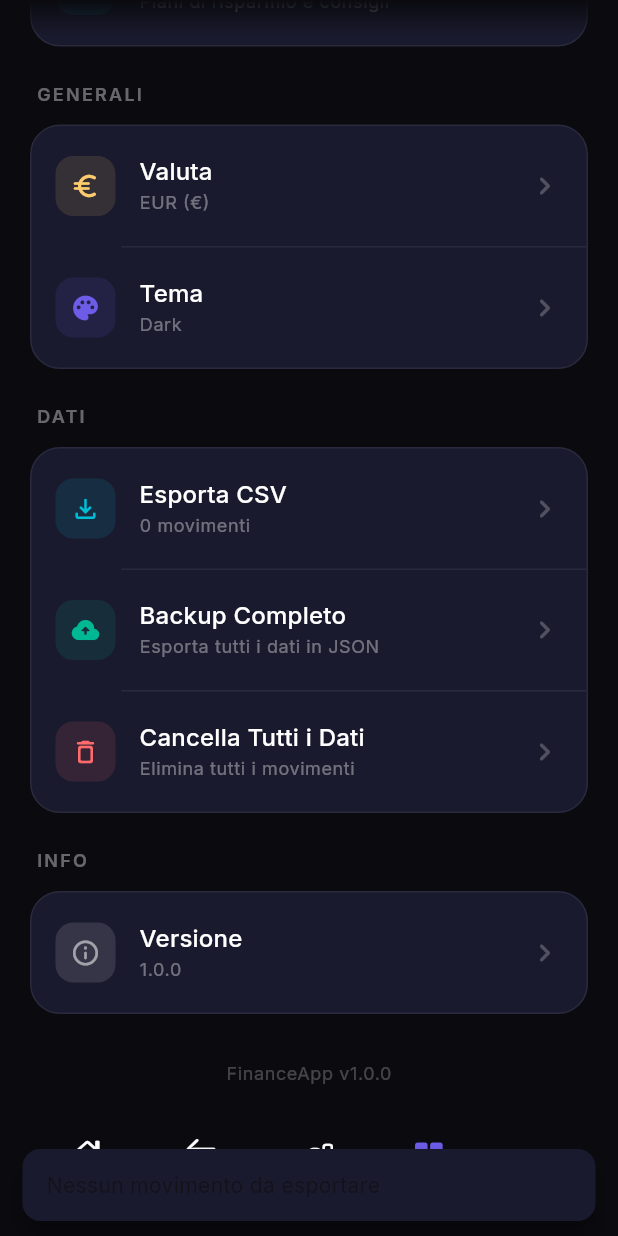
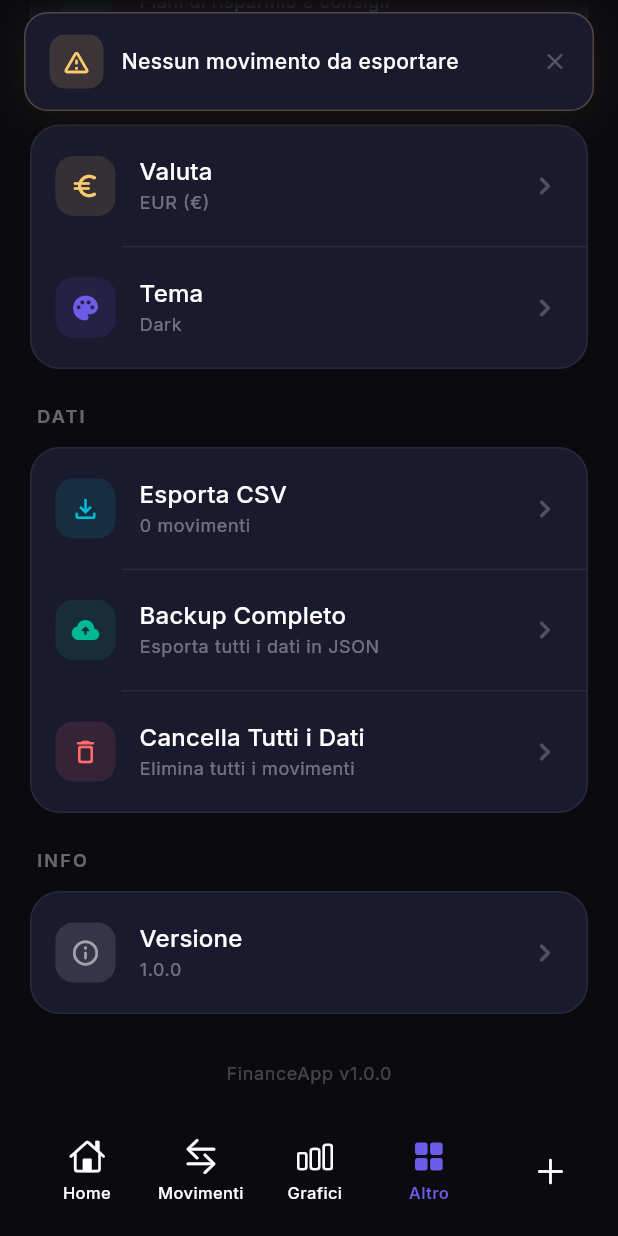
Before and after one commit to Thairyne0/finance_prj, a Flutter app: the SettingsScreen screen opened by its route, scrolled down 401 dp, after a tap on "Esporta CSV", on a phone screen of 412 x 824 dp. Run offline on Flutter 3.47's test engine with Material 3 defaults, Android fonts, the phone set to English and light mode, and no system bars; our stand-ins replace csv, fl_chart, flutter_riverpod, go_router, google_fonts, hive and 2 more; missing offline and left inert: liquid_glass_renderer, motor; accounts and stored records are empty.

Commit message:
Refactor notification system to use TmTopNotification for a modern overlay experience

```diff
--- a/lib/features/budget/screens/budget_screen.dart
+++ b/lib/features/budget/screens/budget_screen.dart
@@ -315,6 +315,7 @@ class _AddBudgetButton extends ConsumerWidget {
     showModalBottomSheet(
       context: context,
       isScrollControlled: true,
+      useSafeArea: true,
       backgroundColor: AppTheme.cardDark,
       shape: const RoundedRectangleBorder(
         borderRadius: BorderRadius.vertical(top: Radius.circular(24)),
--- a/lib/features/recurring/screens/recurring_screen.dart
+++ b/lib/features/recurring/screens/recurring_screen.dart
@@ -190,6 +190,7 @@ class RecurringScreen extends ConsumerWidget {
     showModalBottomSheet(
       context: context,
       isScrollControlled: true,
+      useSafeArea: true,
       backgroundColor: AppTheme.cardDark,
       shape: const RoundedRectangleBorder(
         borderRadius: BorderRadius.vertical(top: Radius.circular(24)),
--- a/lib/features/savings/screens/savings_screen.dart
+++ b/lib/features/savings/screens/savings_screen.dart
@@ -88,6 +88,7 @@ class SavingsScreen extends ConsumerWidget {
     showModalBottomSheet(
       context: context,
       isScrollControlled: true,
+      useSafeArea: true,
       backgroundColor: AppTheme.cardDark,
       shape: const RoundedRectangleBorder(
         borderRadius: BorderRadius.vertical(top: Radius.circular(24)),
--- a/lib/features/settings/screens/settings_screen.dart
+++ b/lib/features/settings/screens/settings_screen.dart
@@ -116,19 +116,12 @@ class SettingsScreen extends ConsumerWidget {
                       _showSnack(context, 'Nessun movimento da esportare');
                       return;
                     }
-                    final messenger = ScaffoldMessenger.of(context);
                     try {
                       await ExportService.exportToCsv(allTransactions);
                     } catch (e) {
-                      messenger.showSnackBar(
-                        SnackBar(
-                          content: const Text('Errore durante l\'esportazione'),
-                          backgroundColor: AppTheme.cardDark,
-                          behavior: SnackBarBehavior.floating,
-                          shape: RoundedRectangleBorder(
-                              borderRadius: BorderRadius.circular(12)),
-                        ),
-                      );
+                      if (context.mounted) {
+                        TmTopNotification.error(context, 'Errore durante l\'esportazione');
+                      }
                     }
                   },
                 ),
@@ -138,28 +131,15 @@ class SettingsScreen extends ConsumerWidget {
                   title: 'Backup Completo',
                   subtitle: 'Esporta tutti i dati in JSON',
                   onTap: () async {
-                    final messenger = ScaffoldMessenger.of(context);
                     try {
                       await ExportService.exportBackupJson();
-                      messenger.showSnackBar(
-                        SnackBar(
-                          content: const Text('Backup creato con successo'),
-                          backgroundColor: AppTheme.cardDark,
-                          behavior: SnackBarBehavior.floating,
-                          shape: RoundedRectangleBorder(
-                              borderRadius: BorderRadius.circular(12)),
-                        ),
-                      );
+                      if (context.mounted) {
+                        TmTopNotification.success(context, 'Backup creato con successo');
+                      }
                     } catch (e) {
-                      messenger.showSnackBar(
-                        SnackBar(
-                          content: const Text('Errore durante il backup'),
-                          backgroundColor: AppTheme.cardDark,
-                          behavior: SnackBarBehavior.floating,
-                          shape: RoundedRectangleBorder(
-                              borderRadius: BorderRadius.circular(12)),
-                        ),
-                      );
+                      if (context.mounted) {
+                        TmTopNotification.error(context, 'Errore durante il backup');
+                      }
                     }
                   },
                 ),
@@ -208,14 +188,7 @@ class SettingsScreen extends ConsumerWidget {
   }
 
   void _showSnack(BuildContext context, String message) {
-    ScaffoldMessenger.of(context).showSnackBar(
-      SnackBar(
-        content: Text(message),
-        backgroundColor: AppTheme.cardDark,
-        behavior: SnackBarBehavior.floating,
-        shape: RoundedRectangleBorder(borderRadius: BorderRadius.circular(12)),
-      ),
-    );
+    TmTopNotification.warning(context, message);
   }
 
   void _showCurrencyPicker(BuildContext context, WidgetRef ref) {
@@ -229,6 +202,8 @@ class SettingsScreen extends ConsumerWidget {
     showModalBottomSheet(
       context: context,
       backgroundColor: AppTheme.cardDark,
+      isScrollControlled: true,
+      useSafeArea: true,
       shape: const RoundedRectangleBorder(
         borderRadius: BorderRadius.vertical(top: Radius.circular(24)),
       ),
@@ -295,7 +270,6 @@ class SettingsScreen extends ConsumerWidget {
 
 
   void _showDeleteConfirmation(BuildContext context, WidgetRef ref) {
-    final messenger = ScaffoldMessenger.of(context);
     showDialog(
       context: context,
       builder: (ctx) => AlertDialog(
@@ -316,15 +290,7 @@ class SettingsScreen extends ConsumerWidget {
             onPressed: () {
               ref.read(allTransactionsProvider.notifier).deleteAll();
               Navigator.pop(ctx);
-              messenger.showSnackBar(
-                SnackBar(
-                  content: const Text('Tutti i dati sono stati eliminati'),
-                  backgroundColor: AppTheme.cardDark,
-                  behavior: SnackBarBehavior.floating,
-                  shape: RoundedRectangleBorder(
-                      borderRadius: BorderRadius.circular(12)),
-                ),
-              );
+              TmTopNotification.success(context, 'Tutti i dati sono stati eliminati');
             },
             child: const Text('Elimina',
                 style: TextStyle(color: AppTheme.expenseColor)),
--- /dev/null
+++ b/lib/widget/tm_top_notification.dart
@@ -0,0 +1,204 @@
+import 'package:flutter/material.dart';
+import '../core/theme/app_theme.dart';
+
+/// Notifica overlay premium che appare dall'alto con animazione slide+fade.
+/// Sostituisce le SnackBar di default per un look più moderno.
+class TmTopNotification {
+  TmTopNotification._();
+
+  static void show(
+    BuildContext context, {
+    required String message,
+    IconData icon = Icons.check_circle_rounded,
+    Color? iconColor,
+    Color? backgroundColor,
+    Duration duration = const Duration(seconds: 3),
+  }) {
+    final overlay = Overlay.of(context);
+    late final OverlayEntry entry;
+
+    entry = OverlayEntry(
+      builder: (ctx) => _AnimatedNotification(
+        message: message,
+        icon: icon,
+        iconColor: iconColor ?? AppTheme.incomeColor,
+        backgroundColor: backgroundColor ?? AppTheme.cardDark,
+        duration: duration,
+        onDone: () => entry.remove(),
+      ),
+    );
+
+    overlay.insert(entry);
+  }
+
+  /// Notifica di successo (verde)
+  static void success(BuildContext context, String message) {
+    show(context, message: message, icon: Icons.check_circle_rounded, iconColor: AppTheme.incomeColor);
+  }
+
+  /// Notifica di errore (rosso)
+  static void error(BuildContext context, String message) {
+    show(context, message: message, icon: Icons.error_outline_rounded, iconColor: AppTheme.expenseColor);
+  }
+
+  /// Notifica di avviso (giallo)
+  static void warning(BuildContext context, String message) {
+    show(context, message: message, icon: Icons.warning_amber_rounded, iconColor: AppTheme.warningColor);
+  }
+
+  /// Notifica informativa
+  static void info(BuildContext context, String message) {
+    show(context, message: message, icon: Icons.info_outline_rounded, iconColor: AppTheme.primaryColor);
+  }
+}
+
+// ─── Widget animato interno che gestisce il proprio TickerProvider ───
+
+class _AnimatedNotification extends StatefulWidget {
+  final String message;
+  final IconData icon;
+  final Color iconColor;
+  final Color backgroundColor;
+  final Duration duration;
+  final VoidCallback onDone;
+
+  const _AnimatedNotification({
+    required this.message,
+    required this.icon,
+    required this.iconColor,
+    required this.backgroundColor,
+    required this.duration,
+    required this.onDone,
+  });
+
+  @override
+  State<_AnimatedNotification> createState() => _AnimatedNotificationState();
+}
+
+class _AnimatedNotificationState extends State<_AnimatedNotification>
+    with SingleTickerProviderStateMixin {
+  late final AnimationController _controller;
+  late final Animation<Offset> _slideAnim;
+  late final Animation<double> _fadeAnim;
+  bool _dismissed = false;
+
+  @override
+  void initState() {
+    super.initState();
+    _controller = AnimationController(
+      vsync: this,
+      duration: const Duration(milliseconds: 350),
+      reverseDuration: const Duration(milliseconds: 250),
+    );
+
+    _slideAnim = Tween<Offset>(
+      begin: const Offset(0, -1.2),
+      end: Offset.zero,
+    ).animate(CurvedAnimation(
+      parent: _controller,
+      curve: Curves.easeOutCubic,
+      reverseCurve: Curves.easeInCubic,
+    ));
+
+    _fadeAnim = Tween<double>(begin: 0, end: 1).animate(
+      CurvedAnimation(parent: _controller, curve: Curves.easeOut),
+    );
+
+    _controller.forward();
+
+    Future.delayed(widget.duration, _dismiss);
+  }
+
+  void _dismiss() {
+    if (_dismissed || !mounted) return;
+    _dismissed = true;
+    _controller.reverse().then((_) {
+      if (mounted) widget.onDone();
+    });
+  }
+
+  @override
+  void dispose() {
+    _controller.dispose();
+    super.dispose();
+  }
+
+  @override
+  Widget build(BuildContext context) {
+    final topPadding = MediaQuery.of(context).padding.top;
+
+    return Positioned(
+      top: topPadding + 8,
+      left: 16,
+      right: 16,
+      child: SlideTransition(
+        position: _slideAnim,
+        child: FadeTransition(
+          opacity: _fadeAnim,
+          child: Material(
+            color: Colors.transparent,
+            child: GestureDetector(
+              onVerticalDragEnd: (details) {
+                if (details.velocity.pixelsPerSecond.dy < -100) _dismiss();
+              },
+              child: Container(
+                padding: const EdgeInsets.symmetric(horizontal: 16, vertical: 14),
+                decoration: BoxDecoration(
+                  color: widget.backgroundColor,
+                  borderRadius: BorderRadius.circular(16),
+                  border: Border.all(
+                    color: widget.iconColor.withValues(alpha: 0.25),
+                  ),
+                  boxShadow: [
+                    BoxShadow(
+                      color: Colors.black.withValues(alpha: 0.3),
+                      blurRadius: 20,
+                      offset: const Offset(0, 8),
+                    ),
+                    BoxShadow(
+                      color: widget.iconColor.withValues(alpha: 0.08),
+                      blurRadius: 24,
+                      offset: const Offset(0, 4),
+                    ),
+                  ],
+                ),
+                child: Row(
+                  children: [
+                    Container(
+                      width: 36,
+                      height: 36,
+                      decoration: BoxDecoration(
+                        color: widget.iconColor.withValues(alpha: 0.15),
+                        borderRadius: BorderRadius.circular(10),
+                      ),
+                      child: Icon(widget.icon, color: widget.iconColor, size: 20),
+                    ),
+                    const SizedBox(width: 12),
+                    Expanded(
+                      child: Text(
+                        widget.message,
+                        style: const TextStyle(
+                          color: Colors.white,
+                          fontSize: 14,
+                          fontWeight: FontWeight.w500,
+                          height: 1.3,
+                        ),
+                        maxLines: 2,
+                        overflow: TextOverflow.ellipsis,
+                      ),
+                    ),
+                    const SizedBox(width: 8),
+                    GestureDetector(
+                      onTap: _dismiss,
+                      child: const Icon(Icons.close_rounded, color: Colors.white24, size: 18),
+                    ),
+                  ],
+                ),
+              ),
+            ),
+          ),
+        ),
+      ),
+    );
+  }
+}
--- a/lib/widget/tm_widgets.dart
+++ b/lib/widget/tm_widgets.dart
@@ -13,3 +13,4 @@ export 'tm_month_selector.dart';
 export 'tm_progress_bar.dart';
 export 'tm_section_header.dart';
 export 'tm_summary_chip.dart';
+export 'tm_top_notification.dart';
```
Also changed, not shown: lib/features/transactions/screens/transaction_list_screen.dart (+5 -18 lines).
